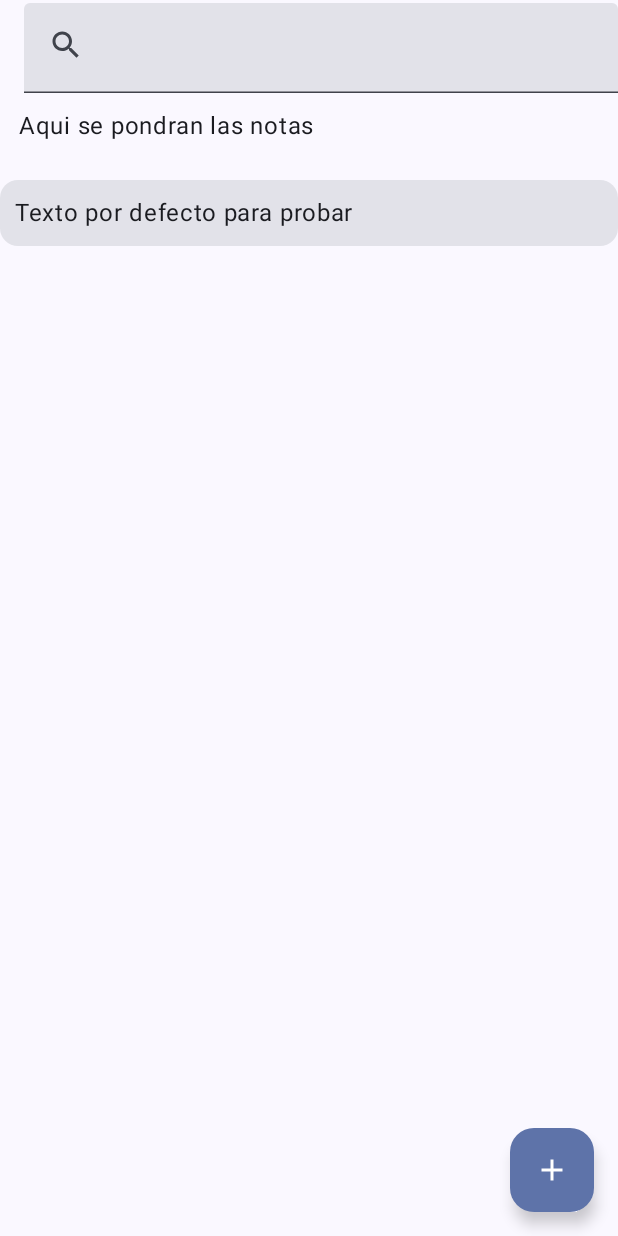
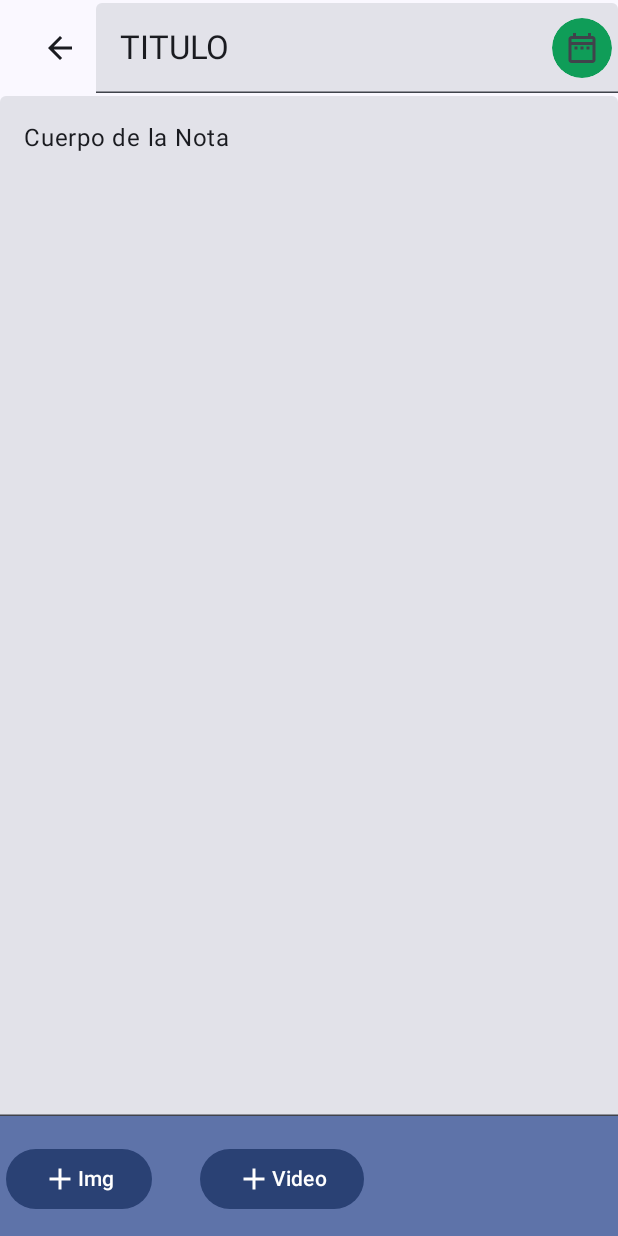
Before and after one commit to JRPG01/ProyectoMobil, an Android app built with Jetpack Compose: the screen it shows after launch (MainActivity), after a tap on "Add", on a phone screen of 412 x 824 dp. Run offline under Robolectric (Android 15) with nearby library versions, the light colour scheme and no system bars; Roboto replaces fonts that are not available here.

Commit message:
Ya te toca Saul :)

```diff
--- a/Pryecto de deberitas/app/build.gradle.kts
+++ b/Pryecto de deberitas/app/build.gradle.kts
@@ -51,6 +51,9 @@ android {
 
 dependencies {
 
+    implementation("androidx.navigation:navigation-compose:2.5.3")
+    implementation("androidx.core:core-ktx:1.9.0")
+    implementation("androidx.activity:activity-compose:1.7.2")
     implementation("androidx.core:core-ktx:1.9.0")
     implementation("androidx.lifecycle:lifecycle-runtime-ktx:2.6.2")
     implementation("androidx.activity:activity-compose:1.7.2")
@@ -61,6 +64,7 @@ dependencies {
     implementation("androidx.compose.material3:material3")
     implementation("androidx.lifecycle:lifecycle-viewmodel-compose:2.6.2")
 
+
     testImplementation("junit:junit:4.13.2")
     androidTestImplementation("androidx.test.ext:junit:1.1.5")
     androidTestImplementation("androidx.test.espresso:espresso-core:3.5.1")
--- a/Pryecto de deberitas/app/src/main/java/com/example/notas/MainActivity.kt
+++ b/Pryecto de deberitas/app/src/main/java/com/example/notas/MainActivity.kt
@@ -39,9 +39,15 @@ import androidx.compose.ui.text.style.TextAlign
 import androidx.compose.ui.tooling.preview.Preview
 import androidx.compose.ui.unit.dp
 import androidx.lifecycle.viewmodel.compose.viewModel
+import androidx.navigation.NavController
+import androidx.navigation.Navigation
+import androidx.navigation.compose.rememberNavController
+import androidx.navigation.findNavController
+import com.example.notas.Navegacion.Navegation
 import com.example.notas.ui.theme.NotasTheme
 import com.example.notas.ui.theme.NoteUiState
 import com.example.notas.ui.theme.NotesViewModel
+import com.example.notas.ui.theme.ScaffoldExample
 
 class MainActivity : ComponentActivity() {
     @OptIn(ExperimentalMaterial3Api::class)
@@ -54,81 +60,9 @@ class MainActivity : ComponentActivity() {
                     modifier = Modifier.fillMaxSize(),
                     color = MaterialTheme.colorScheme.background
                 ) {
-                    ScaffoldExample()
+                    Navegation(navHostController = rememberNavController())
                 }
             }
         }
     }
 }
-
-@OptIn(ExperimentalMaterial3Api::class)
-@Composable
-fun TopAppBarExample(modifier: Modifier = Modifier) {
-    var name by remember {
-        mutableStateOf("Barra de busquedas")
-    }
-    CenterAlignedTopAppBar(
-        title = {
-            Row(
-                verticalAlignment = Alignment.CenterVertically
-            ) {
-                TextField(
-                    value = "",
-                    onValueChange = {name = it},
-                    modifier = Modifier.fillMaxWidth(),
-                    label = {
-                        Icon(Icons.Default.Search, contentDescription = "Search")
-
-                    }
-                )
-
-            }
-        },
-        modifier = modifier
-    )
-}
-@ExperimentalMaterial3Api
-@OptIn(ExperimentalMaterial3Api::class)
-@Composable
-fun ScaffoldExample(
-    noteViewModel: NotesViewModel = viewModel()
-) {
-    val noteUiState by noteViewModel.uiState.collectAsState()
-    Scaffold(
-        topBar = {
-            TopAppBarExample()
-        },
-        floatingActionButton = {
-            FloatingActionButton(onClick = {  }) {
-                Icon(Icons.Default.Add, contentDescription = "Add")
-            }
-        }
-    ) { innerPadding ->
-        Column(
-            modifier = Modifier
-                .padding(innerPadding),
-            verticalArrangement = Arrangement.spacedBy(16.dp),
-        ) {
-            Text(
-                modifier = Modifier.padding(8.dp),
-                text = " Aqui se pondran las notas"
-            )
-            Card {
-                Text(
-                    modifier = Modifier
-                        .fillMaxWidth()
-                        .padding(10.dp),
-                    text = "Texto por defecto para probar")
-            }
-        }
-    }
-}
-
-@OptIn(ExperimentalMaterial3Api::class)
-@Preview(showBackground = true)
-@Composable
-fun GreetingPreview() {
-    NotasTheme {
-        ScaffoldExample()
-    }
-}
--- /dev/null
+++ b/Pryecto de deberitas/app/src/main/java/com/example/notas/Navegacion/Navegation.kt
@@ -0,0 +1,24 @@
+package com.example.notas.Navegacion
+
+import androidx.compose.material3.ExperimentalMaterial3Api
+import androidx.navigation.NavHostController
+import androidx.navigation.compose.NavHost
+import androidx.navigation.compose.composable
+import androidx.compose.runtime.Composable
+import com.example.notas.ui.theme.ScaffoldExample
+import com.example.notas.ui.theme.ScaffoldNotas
+
+@OptIn(ExperimentalMaterial3Api::class)
+@Composable
+fun Navegation(
+    navHostController: NavHostController
+){
+    NavHost(navController = navHostController, startDestination = Screean.NotasPrincipalScreean.route){
+        composable(route = Screean.Notas.route){
+            ScaffoldNotas(navHostController)
+        }
+        composable(route = Screean.NotasPrincipalScreean.route){
+            ScaffoldExample(navHostController)
+        }
+    }
+}
--- /dev/null
+++ b/Pryecto de deberitas/app/src/main/java/com/example/notas/Navegacion/Screean.kt
@@ -0,0 +1,12 @@
+package com.example.notas.Navegacion
+
+sealed class Screean (
+    val route: String
+){
+    object Notas : Screean(
+        route = "notas"
+    )
+    object NotasPrincipalScreean : Screean(
+        route = "notas_principal_screean"
+    )
+}
--- a/Pryecto de deberitas/app/src/main/java/com/example/notas/Nota.kt
+++ b/Pryecto de deberitas/app/src/main/java/com/example/notas/ui/theme/Nota.kt
@@ -1,4 +1,4 @@
-package com.example.notas
+package com.example.notas.ui.theme
 
 import android.app.DatePickerDialog
 import android.os.Bundle
@@ -14,22 +14,14 @@ import androidx.compose.foundation.layout.fillMaxSize
 import androidx.compose.foundation.layout.fillMaxWidth
 import androidx.compose.foundation.layout.padding
 import androidx.compose.foundation.layout.size
-import androidx.compose.foundation.shape.CutCornerShape
 import androidx.compose.material.icons.Icons
 import androidx.compose.material.icons.filled.Add
 import androidx.compose.material.icons.filled.ArrowBack
-import androidx.compose.material.icons.filled.DateRange
-import androidx.compose.material.icons.filled.Search
-import androidx.compose.material.icons.outlined.ArrowBack
-import androidx.compose.material.icons.outlined.Clear
 import androidx.compose.material.icons.outlined.DateRange
 import androidx.compose.material3.BottomAppBar
 import androidx.compose.material3.Button
-import androidx.compose.material3.ButtonDefaults
-import androidx.compose.material3.Card
 import androidx.compose.material3.CenterAlignedTopAppBar
 import androidx.compose.material3.ExperimentalMaterial3Api
-import androidx.compose.material3.FloatingActionButton
 import androidx.compose.material3.Icon
 import androidx.compose.material3.IconButton
 import androidx.compose.material3.IconButtonDefaults
@@ -47,12 +39,11 @@ import androidx.compose.ui.Alignment
 import androidx.compose.ui.Modifier
 import androidx.compose.ui.graphics.Color
 import androidx.compose.ui.platform.LocalContext
-import androidx.compose.ui.text.style.TextAlign
 import androidx.compose.ui.tooling.preview.Preview
 import androidx.compose.ui.unit.dp
-import androidx.compose.ui.unit.sp
-import com.example.notas.ui.theme.NotasTheme
-import com.example.notas.ui.theme.md_theme_dark_onBackground
+import androidx.navigation.NavController
+import androidx.navigation.compose.rememberNavController
+import com.example.notas.Navegacion.Screean
 import java.util.Calendar
 import java.util.Date
 
@@ -67,7 +58,7 @@ class Nota : ComponentActivity() {
                     modifier = Modifier.fillMaxSize(),
                     color = MaterialTheme.colorScheme.background
                 ) {
-                    ScaffoldNotas()
+                    ScaffoldNotas(navController = rememberNavController())
                 }
             }
         }
@@ -118,6 +109,12 @@ fun TopAppNotas(modifier: Modifier = Modifier) {
             Row(
                 verticalAlignment = Alignment.CenterVertically
             ) {
+                IconButton(onClick = {  }) {
+                    Icon(
+                        imageVector = Icons.Filled.ArrowBack,
+                        contentDescription = "Regresa al menu"
+                    )
+                }
                 TextField(
                     value = "TITULO",
                     onValueChange = {name = it},
@@ -145,7 +142,8 @@ fun TopAppNotas(modifier: Modifier = Modifier) {
 @ExperimentalMaterial3Api
 @OptIn(ExperimentalMaterial3Api::class)
 @Composable
-fun ScaffoldNotas() {
+fun ScaffoldNotas(navController: NavController) {
+
     var name by remember {
         mutableStateOf("Barra de busquedas")
     }
@@ -159,7 +157,7 @@ fun ScaffoldNotas() {
                 contentColor = MaterialTheme.colorScheme.primary,
             ) {
                 Row {
-                    Button(onClick = {}) {
+                    Button(onClick = {navController.navigate(Screean.NotasPrincipalScreean.route)}) {
                         Icon(Icons.Default.Add , contentDescription = "Add Imagen")
                         Text(text = "Img")
                     }
@@ -187,12 +185,3 @@ fun ScaffoldNotas() {
         }
     }
 }
-
-@OptIn(ExperimentalMaterial3Api::class)
-@Preview(showBackground = true)
-@Composable
-fun NOtasPreview() {
-    NotasTheme {
-        ScaffoldNotas()
-    }
-}
--- /dev/null
+++ b/Pryecto de deberitas/app/src/main/java/com/example/notas/ui/theme/NotasPrincipalScreean.kt
@@ -0,0 +1,98 @@
+package com.example.notas.ui.theme
+
+import androidx.compose.foundation.layout.Arrangement
+import androidx.compose.foundation.layout.Column
+import androidx.compose.foundation.layout.Row
+import androidx.compose.foundation.layout.fillMaxWidth
+import androidx.compose.foundation.layout.padding
+import androidx.compose.material.icons.Icons
+import androidx.compose.material.icons.filled.Add
+import androidx.compose.material.icons.filled.Search
+import androidx.compose.material3.Card
+import androidx.compose.material3.CenterAlignedTopAppBar
+import androidx.compose.material3.ExperimentalMaterial3Api
+import androidx.compose.material3.FloatingActionButton
+import androidx.compose.material3.Icon
+import androidx.compose.material3.Scaffold
+import androidx.compose.material3.Text
+import androidx.compose.material3.TextField
+import androidx.compose.runtime.Composable
+import androidx.compose.runtime.collectAsState
+import androidx.compose.runtime.getValue
+import androidx.compose.runtime.mutableStateOf
+import androidx.compose.runtime.remember
+import androidx.compose.runtime.setValue
+import androidx.compose.ui.Alignment
+import androidx.compose.ui.Modifier
+import androidx.compose.ui.tooling.preview.Preview
+import androidx.compose.ui.unit.dp
+import androidx.lifecycle.viewmodel.compose.viewModel
+import androidx.navigation.NavController
+import androidx.navigation.NavHost
+import androidx.navigation.NavHostController
+import androidx.navigation.compose.rememberNavController
+import com.example.notas.Navegacion.Screean
+
+@OptIn(ExperimentalMaterial3Api::class)
+@Composable
+fun TopAppBarExample(modifier: Modifier = Modifier) {
+    var name by remember {
+        mutableStateOf("Barra de busquedas")
+    }
+    CenterAlignedTopAppBar(
+        title = {
+            Row(
+                verticalAlignment = Alignment.CenterVertically
+            ) {
+                TextField(
+                    value = "",
+                    onValueChange = {name = it},
+                    modifier = Modifier.fillMaxWidth(),
+                    label = {
+                        Icon(Icons.Default.Search, contentDescription = "Search")
+
+                    }
+                )
+
+            }
+        },
+        modifier = modifier
+    )
+}
+@ExperimentalMaterial3Api
+@OptIn(ExperimentalMaterial3Api::class)
+@Composable
+fun ScaffoldExample(navController: NavController,
+    noteViewModel: NotesViewModel = viewModel()
+) {
+    val noteUiState by noteViewModel.uiState.collectAsState()
+    Scaffold(
+
+        topBar = {
+            TopAppBarExample()
+        },
+        floatingActionButton = {
+            FloatingActionButton(onClick = { navController.navigate(Screean.Notas.route) }) {
+                Icon(Icons.Default.Add, contentDescription = "Add")
+            }
+        }
+    ) { innerPadding ->
+        Column(
+            modifier = Modifier
+                .padding(innerPadding),
+            verticalArrangement = Arrangement.spacedBy(16.dp),
+        ) {
+            Text(
+                modifier = Modifier.padding(8.dp),
+                text = " Aqui se pondran las notas"
+            )
+            Card {
+                Text(
+                    modifier = Modifier
+                        .fillMaxWidth()
+                        .padding(10.dp),
+                    text = "Texto por defecto para probar")
+            }
+        }
+    }
+}
```
Also changed, not shown: 1 other file.
